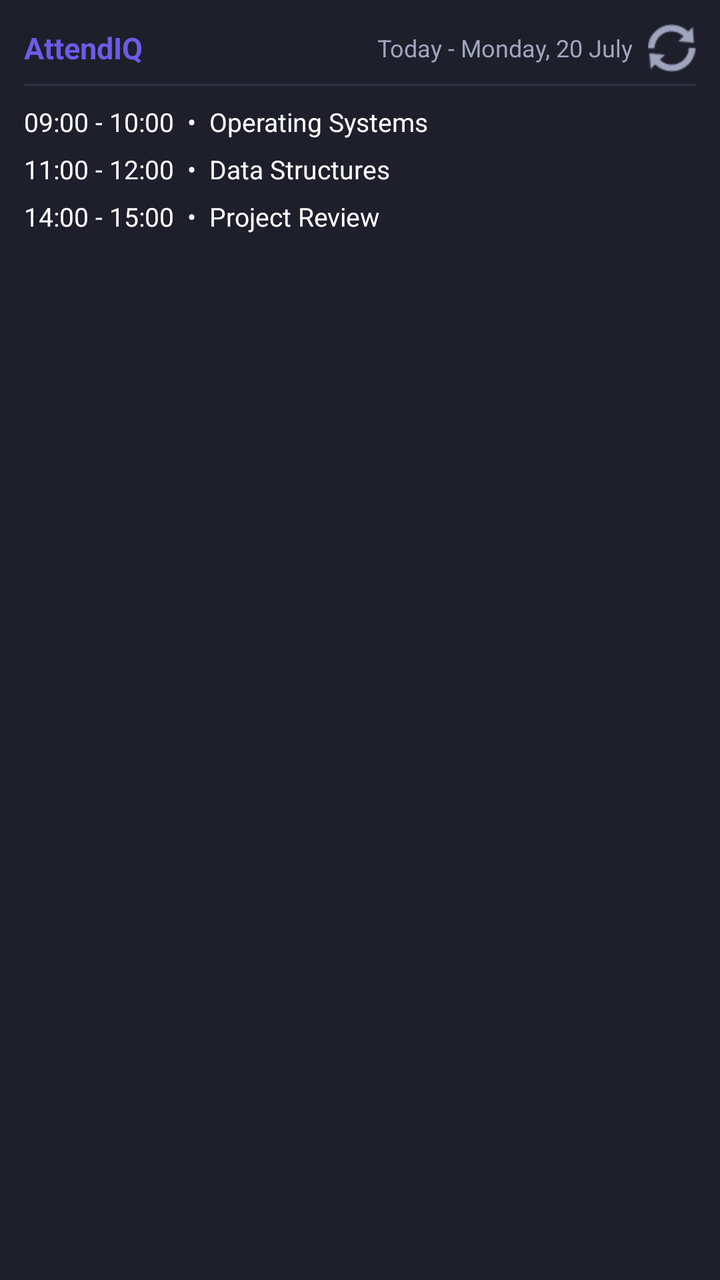
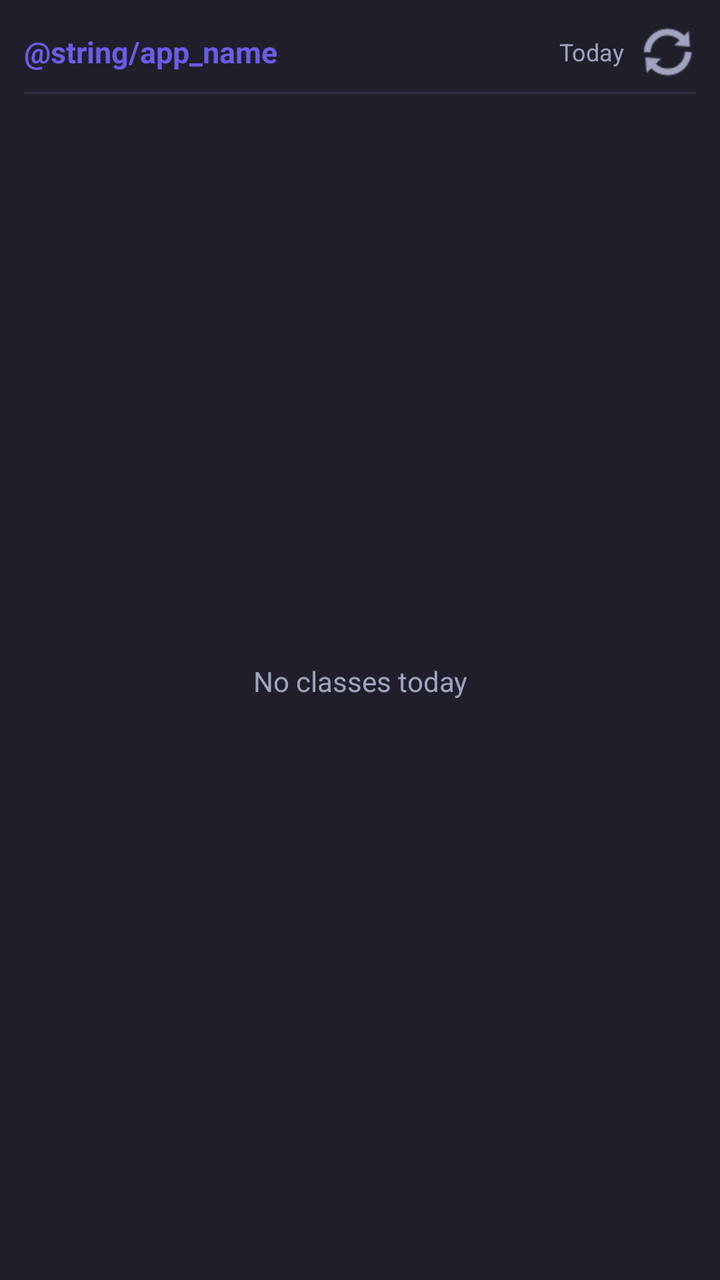

Two renders of the same Android screen: before a commit and after it. Below are the layout's source before the change and the commit's diff.
<!-- AndroidManifest.xml: fallback theme Theme.MaterialComponents.DayNight.NoActionBar -->
<!-- res/layout/today_widget_medium.xml -->
<?xml version="1.0" encoding="utf-8"?>
<LinearLayout xmlns:android="http://schemas.android.com/apk/res/android"
    android:id="@+id/widget_container"
    android:layout_width="match_parent"
    android:layout_height="match_parent"
    android:orientation="vertical"
    android:background="#1E1F2B"
    android:padding="12dp">

    
    <LinearLayout
        android:layout_width="match_parent"
        android:layout_height="wrap_content"
        android:orientation="horizontal"
        android:gravity="center_vertical">

        <TextView
            android:layout_width="wrap_content"
            android:layout_height="wrap_content"
            android:text="AttendIQ"
            android:textColor="#6C5CE7"
            android:textSize="15sp"
            android:textStyle="bold" />

        <TextView
            android:id="@+id/tv_date"
            android:layout_width="0dp"
            android:layout_weight="1"
            android:layout_height="wrap_content"
            android:text="Today - Monday, 20 July"
            android:textColor="#A0A5BD"
            android:textSize="12sp"
            android:gravity="end"
            android:layout_marginEnd="8dp" />

        <ImageButton
            android:id="@+id/btn_refresh"
            android:layout_width="24dp"
            android:layout_height="24dp"
            android:background="?android:attr/selectableItemBackgroundBorderless"
            android:src="@android:drawable/ic_popup_sync"
            android:tint="#A0A5BD"
            android:contentDescription="Refresh" />
    </LinearLayout>

    <View
        android:layout_width="match_parent"
        android:layout_height="1dp"
        android:background="#2E3044"
        android:layout_marginTop="6dp"
        android:layout_marginBottom="6dp" />

    
    <LinearLayout
        android:id="@+id/layout_classes"
        android:layout_width="match_parent"
        android:layout_height="0dp"
        android:layout_weight="1"
        android:orientation="vertical">

        <TextView
            android:id="@+id/tv_class_1"
            android:layout_width="match_parent"
            android:layout_height="wrap_content"
            android:text="09:00 - 10:00  •  Operating Systems"
            android:textColor="#FFFFFF"
            android:textSize="13sp"
            android:paddingVertical="3dp"
            android:singleLine="true"
            android:ellipsize="end" />

        <TextView
            android:id="@+id/tv_class_2"
            android:layout_width="match_parent"
            android:layout_height="wrap_content"
            android:text="11:00 - 12:00  •  Data Structures"
            android:textColor="#FFFFFF"
            android:textSize="13sp"
            android:paddingVertical="3dp"
            android:singleLine="true"
            android:ellipsize="end" />

        <TextView
            android:id="@+id/tv_class_3"
            android:layout_width="match_parent"
            android:layout_height="wrap_content"
            android:text="14:00 - 15:00  •  Project Review"
            android:textColor="#FFFFFF"
            android:textSize="13sp"
            android:paddingVertical="3dp"
            android:singleLine="true"
            android:ellipsize="end" />
    </LinearLayout>

    <TextView
        android:id="@+id/tv_empty"
        android:layout_width="match_parent"
        android:layout_height="0dp"
        android:layout_weight="1"
        android:text="No classes today 🎉"
        android:textColor="#A0A5BD"
        android:textSize="14sp"
        android:gravity="center"
        android:visibility="gone" />

</LinearLayout>
<!-- resources referenced by this layout -->
<resources>

</resources>

<!-- the commit's change to res/layout/today_widget_medium.xml (unified diff, before → after) -->
@@ -15,9 +15,10 @@
         android:gravity="center_vertical">
 
         <TextView
+            android:id="@+id/tv_brand"
             android:layout_width="wrap_content"
             android:layout_height="wrap_content"
-            android:text="AttendIQ"
+            android:text="@string/app_name"
             android:textColor="#6C5CE7"
             android:textSize="15sp"
             android:textStyle="bold" />
@@ -27,23 +28,27 @@
             android:layout_width="0dp"
             android:layout_weight="1"
             android:layout_height="wrap_content"
-            android:text="Today - Monday, 20 July"
+            android:text="Today"
             android:textColor="#A0A5BD"
             android:textSize="12sp"
             android:gravity="end"
+            android:singleLine="true"
+            android:ellipsize="end"
+            android:layout_marginStart="8dp"
             android:layout_marginEnd="8dp" />
 
         <ImageButton
             android:id="@+id/btn_refresh"
-            android:layout_width="24dp"
-            android:layout_height="24dp"
+            android:layout_width="28dp"
+            android:layout_height="28dp"
+            android:padding="4dp"
             android:background="?android:attr/selectableItemBackgroundBorderless"
             android:src="@android:drawable/ic_popup_sync"
             android:tint="#A0A5BD"
-            android:contentDescription="Refresh" />
+            android:contentDescription="Refresh widget" />
     </LinearLayout>
 
-    <View
+    <TextView
         android:layout_width="match_parent"
         android:layout_height="1dp"
         android:background="#2E3044"
@@ -56,13 +61,14 @@
         android:layout_width="match_parent"
         android:layout_height="0dp"
         android:layout_weight="1"
-        android:orientation="vertical">
+        android:orientation="vertical"
+        android:visibility="gone">
 
         <TextView
             android:id="@+id/tv_class_1"
             android:layout_width="match_parent"
             android:layout_height="wrap_content"
-            android:text="09:00 - 10:00  •  Operating Systems"
+            android:text=""
             android:textColor="#FFFFFF"
             android:textSize="13sp"
             android:paddingVertical="3dp"
@@ -73,7 +79,7 @@
             android:id="@+id/tv_class_2"
             android:layout_width="match_parent"
             android:layout_height="wrap_content"
-            android:text="11:00 - 12:00  •  Data Structures"
+            android:text=""
             android:textColor="#FFFFFF"
             android:textSize="13sp"
             android:paddingVertical="3dp"
@@ -84,7 +90,7 @@
             android:id="@+id/tv_class_3"
             android:layout_width="match_parent"
             android:layout_height="wrap_content"
-            android:text="14:00 - 15:00  •  Project Review"
+            android:text=""
             android:textColor="#FFFFFF"
             android:textSize="13sp"
             android:paddingVertical="3dp"
@@ -97,10 +103,9 @@
         android:layout_width="match_parent"
         android:layout_height="0dp"
         android:layout_weight="1"
-        android:text="No classes today 🎉"
+        android:text="No classes today"
         android:textColor="#A0A5BD"
         android:textSize="14sp"
-        android:gravity="center"
-        android:visibility="gone" />
+        android:gravity="center" />
 
 </LinearLayout>
